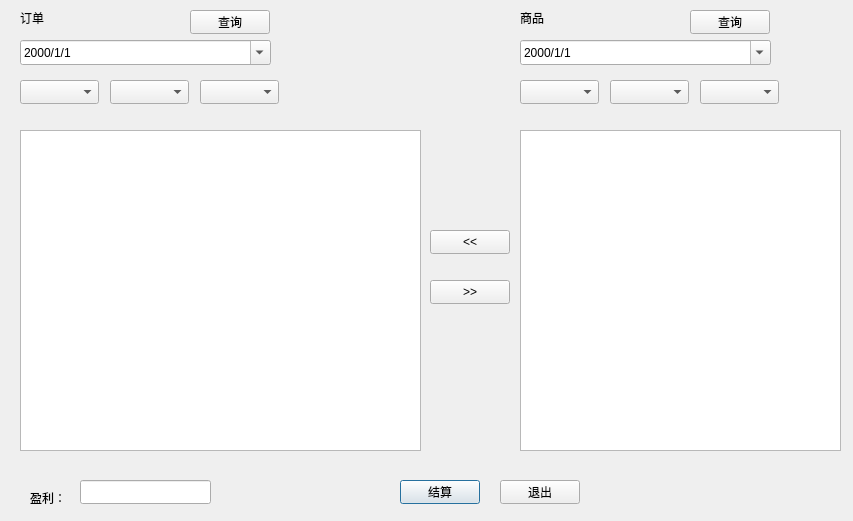
This is settledialog.ui in cryring/myorder as Qt 5 draws it before an edit. The edited form follows.
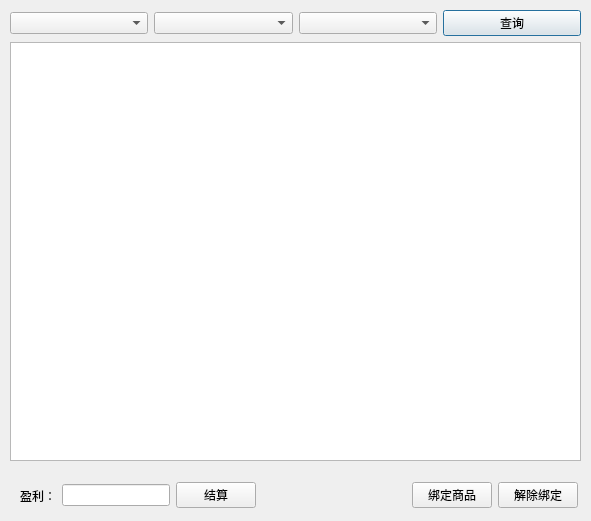
This is the edited form.

Diff of the .ui file:
```diff
--- a/settledialog.ui
+++ b/settledialog.ui
@@ -6,295 +6,111 @@
    <rect>
     <x>0</x>
     <y>0</y>
-    <width>853</width>
+    <width>591</width>
     <height>521</height>
    </rect>
   </property>
   <property name="windowTitle">
    <string>Dialog</string>
   </property>
-  <widget class="QTableView" name="orderView">
+  <widget class="QWidget" name="layoutWidget">
    <property name="geometry">
     <rect>
-     <x>20</x>
-     <y>130</y>
-     <width>401</width>
-     <height>321</height>
-    </rect>
-   </property>
-  </widget>
-  <widget class="QTableView" name="goodsView">
-   <property name="geometry">
-    <rect>
-     <x>520</x>
-     <y>130</y>
-     <width>321</width>
-     <height>321</height>
-    </rect>
-   </property>
-  </widget>
-  <widget class="QLabel" name="label">
-   <property name="geometry">
-    <rect>
-     <x>20</x>
+     <x>10</x>
      <y>10</y>
-     <width>59</width>
-     <height>16</height>
+     <width>571</width>
+     <height>451</height>
     </rect>
    </property>
-   <property name="text">
-    <string>订单</string>
-   </property>
+   <layout class="QVBoxLayout" name="verticalLayout">
+    <item>
+     <layout class="QHBoxLayout" name="horizontalLayout">
+      <item>
+       <widget class="QComboBox" name="orderYearBox"/>
+      </item>
+      <item>
+       <widget class="QComboBox" name="orderMonthBox"/>
+      </item>
+      <item>
+       <widget class="QComboBox" name="orderDayBox"/>
+      </item>
+      <item>
+       <widget class="QPushButton" name="orderSearchButton">
+        <property name="text">
+         <string>查询</string>
+        </property>
+       </widget>
+      </item>
+     </layout>
+    </item>
+    <item>
+     <widget class="QTableView" name="orderView"/>
+    </item>
+   </layout>
   </widget>
-  <widget class="QLabel" name="label_2">
+  <widget class="QWidget" name="">
    <property name="geometry">
     <rect>
-     <x>520</x>
-     <y>10</y>
-     <width>59</width>
-     <height>16</height>
-    </rect>
-   </property>
-   <property name="text">
-    <string>商品</string>
-   </property>
-  </widget>
-  <widget class="QPushButton" name="settleButton">
-   <property name="geometry">
-    <rect>
-     <x>400</x>
+     <x>20</x>
      <y>480</y>
-     <width>80</width>
-     <height>24</height>
+     <width>558</width>
+     <height>31</height>
     </rect>
    </property>
-   <property name="text">
-    <string>结算</string>
-   </property>
-  </widget>
-  <widget class="QPushButton" name="exitButton">
-   <property name="geometry">
-    <rect>
-     <x>500</x>
-     <y>480</y>
-     <width>80</width>
-     <height>24</height>
-    </rect>
-   </property>
-   <property name="text">
-    <string>退出</string>
-   </property>
-  </widget>
-  <widget class="QLineEdit" name="profitEdit">
-   <property name="geometry">
-    <rect>
-     <x>80</x>
-     <y>480</y>
-     <width>131</width>
-     <height>24</height>
-    </rect>
-   </property>
-  </widget>
-  <widget class="QLabel" name="label_3">
-   <property name="geometry">
-    <rect>
-     <x>30</x>
-     <y>490</y>
-     <width>59</width>
-     <height>16</height>
-    </rect>
-   </property>
-   <property name="text">
-    <string>盈利：</string>
-   </property>
-  </widget>
-  <widget class="QPushButton" name="detachButton">
-   <property name="geometry">
-    <rect>
-     <x>430</x>
-     <y>280</y>
-     <width>80</width>
-     <height>24</height>
-    </rect>
-   </property>
-   <property name="text">
-    <string>&gt;&gt;</string>
-   </property>
-  </widget>
-  <widget class="QPushButton" name="attachButton">
-   <property name="geometry">
-    <rect>
-     <x>430</x>
-     <y>230</y>
-     <width>80</width>
-     <height>24</height>
-    </rect>
-   </property>
-   <property name="text">
-    <string>&lt;&lt;</string>
-   </property>
-  </widget>
-  <widget class="QDateEdit" name="orderDateEdit">
-   <property name="geometry">
-    <rect>
-     <x>20</x>
-     <y>40</y>
-     <width>251</width>
-     <height>25</height>
-    </rect>
-   </property>
-   <property name="wrapping">
-    <bool>false</bool>
-   </property>
-   <property name="frame">
-    <bool>true</bool>
-   </property>
-   <property name="buttonSymbols">
-    <enum>QAbstractSpinBox::UpDownArrows</enum>
-   </property>
-   <property name="accelerated">
-    <bool>false</bool>
-   </property>
-   <property name="dateTime">
-    <datetime>
-     <hour>0</hour>
-     <minute>0</minute>
-     <second>0</second>
-     <year>2000</year>
-     <month>1</month>
-     <day>1</day>
-    </datetime>
-   </property>
-   <property name="displayFormat">
-    <string>yyyy/M/d</string>
-   </property>
-   <property name="calendarPopup">
-    <bool>true</bool>
-   </property>
-  </widget>
-  <widget class="QDateEdit" name="goodsDateEdit">
-   <property name="geometry">
-    <rect>
-     <x>520</x>
-     <y>40</y>
-     <width>251</width>
-     <height>25</height>
-    </rect>
-   </property>
-   <property name="wrapping">
-    <bool>false</bool>
-   </property>
-   <property name="frame">
-    <bool>true</bool>
-   </property>
-   <property name="buttonSymbols">
-    <enum>QAbstractSpinBox::UpDownArrows</enum>
-   </property>
-   <property name="accelerated">
-    <bool>false</bool>
-   </property>
-   <property name="dateTime">
-    <datetime>
-     <hour>0</hour>
-     <minute>0</minute>
-     <second>0</second>
-     <year>2000</year>
-     <month>1</month>
-     <day>1</day>
-    </datetime>
-   </property>
-   <property name="displayFormat">
-    <string>yyyy/M/d</string>
-   </property>
-   <property name="calendarPopup">
-    <bool>true</bool>
-   </property>
-  </widget>
-  <widget class="QPushButton" name="orderSearchButton">
-   <property name="geometry">
-    <rect>
-     <x>190</x>
-     <y>10</y>
-     <width>80</width>
-     <height>24</height>
-    </rect>
-   </property>
-   <property name="text">
-    <string>查询</string>
-   </property>
-  </widget>
-  <widget class="QPushButton" name="goodsSearchButton">
-   <property name="geometry">
-    <rect>
-     <x>690</x>
-     <y>10</y>
-     <width>80</width>
-     <height>24</height>
-    </rect>
-   </property>
-   <property name="text">
-    <string>查询</string>
-   </property>
-  </widget>
-  <widget class="QComboBox" name="orderYearBox">
-   <property name="geometry">
-    <rect>
-     <x>20</x>
-     <y>80</y>
-     <width>79</width>
-     <height>24</height>
-    </rect>
-   </property>
-  </widget>
-  <widget class="QComboBox" name="orderMonthBox">
-   <property name="geometry">
-    <rect>
-     <x>110</x>
-     <y>80</y>
-     <width>79</width>
-     <height>24</height>
-    </rect>
-   </property>
-  </widget>
-  <widget class="QComboBox" name="orderDayBox">
-   <property name="geometry">
-    <rect>
-     <x>200</x>
-     <y>80</y>
-     <width>79</width>
-     <height>24</height>
-    </rect>
-   </property>
-  </widget>
-  <widget class="QComboBox" name="goodsDayBox">
-   <property name="geometry">
-    <rect>
-     <x>700</x>
-     <y>80</y>
-     <width>79</width>
-     <height>24</height>
-    </rect>
-   </property>
-  </widget>
-  <widget class="QComboBox" name="goodsMonthBox">
-   <property name="geometry">
-    <rect>
-     <x>610</x>
-     <y>80</y>
-     <width>79</width>
-     <height>24</height>
-    </rect>
-   </property>
-  </widget>
-  <widget class="QComboBox" name="goodsYearBox">
-   <property name="geometry">
-    <rect>
-     <x>520</x>
-     <y>80</y>
-     <width>79</width>
-     <height>24</height>
-    </rect>
-   </property>
+   <layout class="QHBoxLayout" name="horizontalLayout_4">
+    <item>
+     <layout class="QHBoxLayout" name="horizontalLayout_3">
+      <item>
+       <widget class="QLabel" name="label_3">
+        <property name="text">
+         <string>盈利：</string>
+        </property>
+       </widget>
+      </item>
+      <item>
+       <widget class="QLineEdit" name="profitEdit"/>
+      </item>
+      <item>
+       <widget class="QPushButton" name="settleButton">
+        <property name="text">
+         <string>结算</string>
+        </property>
+       </widget>
+      </item>
+     </layout>
+    </item>
+    <item>
+     <spacer name="horizontalSpacer">
+      <property name="orientation">
+       <enum>Qt::Horizontal</enum>
+      </property>
+      <property name="sizeHint" stdset="0">
+       <size>
+        <width>118</width>
+        <height>20</height>
+       </size>
+      </property>
+     </spacer>
+    </item>
+    <item>
+     <layout class="QHBoxLayout" name="horizontalLayout_2">
+      <item>
+       <widget class="QPushButton" name="attachButton">
+        <property name="text">
+         <string>绑定商品</string>
+        </property>
+       </widget>
+      </item>
+      <item>
+       <widget class="QPushButton" name="detachButton">
+        <property name="text">
+         <string>解除绑定</string>
+        </property>
+       </widget>
+      </item>
+     </layout>
+    </item>
+   </layout>
   </widget>
  </widget>
  <resources/>
```
